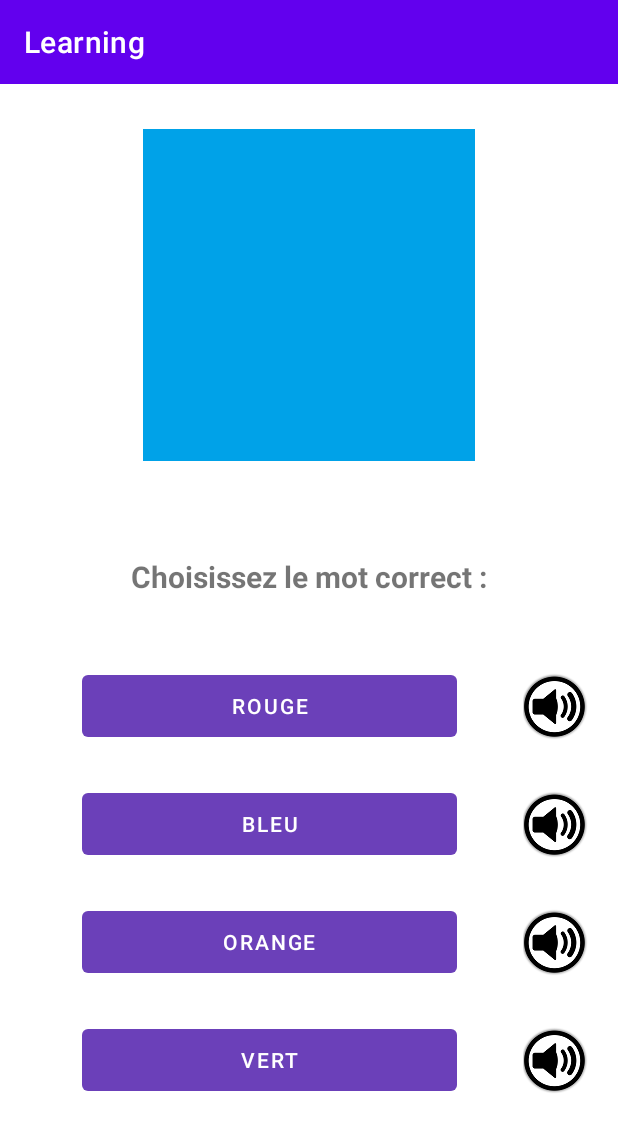
After one commit to Liva-Jonathan/learning-app, an Android app: the fragment ChooseWordFragment placed in its activity, on a phone screen of 412 x 824 dp. The commit adds this screen. Shown: the top 1132 px of the screen. Run offline under Robolectric (Android 15) with nearby library versions, the phone set to English and light mode, and no system bars; 2 statements that could not run were skipped.

Commit message:
Interface exo chooseImage, chooseWord

```diff
--- a/Learning/app/build.gradle
+++ b/Learning/app/build.gradle
@@ -46,6 +46,5 @@ dependencies {
     androidTestImplementation 'androidx.test.ext:junit:1.1.3'
     androidTestImplementation 'androidx.test.espresso:espresso-core:3.4.0'
     implementation 'androidx.cardview:cardview:1.0.0'
-    implementation 'com.pierfrancescosoffritti.androidyoutubeplayer:core:11.0.1'
     implementation files('libs/YouTubeAndroidPlayerApi.jar')
 }
--- a/Learning/app/src/main/java/com/example/learning/controller/ExerciceActivity.java
+++ b/Learning/app/src/main/java/com/example/learning/controller/ExerciceActivity.java
@@ -9,15 +9,23 @@ import android.os.Bundle;
 import android.util.Log;
 
 import com.example.learning.R;
+import com.example.learning.fragment.ChooseImageFragment;
+import com.example.learning.fragment.ChooseWordFragment;
 import com.example.learning.fragment.DraggingFragment;
 import com.example.learning.fragment.LearnFragment;
 import com.example.learning.fragment.SortingFragment;
 import com.example.learning.fragment.WritingFragment;
+import com.example.learning.utils.DatabaseManager;
 
 public class ExerciceActivity extends AppCompatActivity {
 
+    private DatabaseManager dbManager;
+
     @Override
     protected void onCreate(Bundle savedInstanceState) {
+
+        setDbManager(new DatabaseManager(this));
+
         Bundle extras = getIntent().getExtras();
         int typeexo = 0;
         Fragment myFragment = null;
@@ -38,6 +46,12 @@ public class ExerciceActivity extends AppCompatActivity {
         if(typeexo == R.id.nav_exerciceDragging){
             myFragment = new DraggingFragment();
         }
+        if(typeexo == R.id.nav_exerciceChooseImage) {
+            myFragment = new ChooseImageFragment();
+        }
+        if(typeexo == R.id.nav_exerciceChooseWord) {
+            myFragment = new ChooseWordFragment();
+        }
 
         Bundle bundle = new Bundle();
         String myMessage = "Alphabet";
@@ -45,4 +59,12 @@ public class ExerciceActivity extends AppCompatActivity {
         myFragment.setArguments(bundle);
         fragmentTransaction.replace(R.id.exercicefragment, myFragment).commit();
     }
+
+    public DatabaseManager getDbManager() {
+        return dbManager;
+    }
+
+    public void setDbManager(DatabaseManager dbManager) {
+        this.dbManager = dbManager;
+    }
 }
--- /dev/null
+++ b/Learning/app/src/main/java/com/example/learning/fragment/ChooseWordFragment.java
@@ -0,0 +1,66 @@
+package com.example.learning.fragment;
+
+import android.os.Bundle;
+
+import androidx.fragment.app.Fragment;
+
+import android.view.LayoutInflater;
+import android.view.View;
+import android.view.ViewGroup;
+
+import com.example.learning.R;
+
+/**
+ * A simple {@link Fragment} subclass.
+ * Use the {@link ChooseWordFragment#newInstance} factory method to
+ * create an instance of this fragment.
+ */
+public class ChooseWordFragment extends Fragment {
+
+    // TODO: Rename parameter arguments, choose names that match
+    // the fragment initialization parameters, e.g. ARG_ITEM_NUMBER
+    private static final String ARG_PARAM1 = "param1";
+    private static final String ARG_PARAM2 = "param2";
+
+    // TODO: Rename and change types of parameters
+    private String mParam1;
+    private String mParam2;
+
+    public ChooseWordFragment() {
+        // Required empty public constructor
+    }
+
+    /**
+     * Use this factory method to create a new instance of
+     * this fragment using the provided parameters.
+     *
+     * @param param1 Parameter 1.
+     * @param param2 Parameter 2.
+     * @return A new instance of fragment ChooseWordFragment.
+     */
+    // TODO: Rename and change types and number of parameters
+    public static ChooseWordFragment newInstance(String param1, String param2) {
+        ChooseWordFragment fragment = new ChooseWordFragment();
+        Bundle args = new Bundle();
+        args.putString(ARG_PARAM1, param1);
+        args.putString(ARG_PARAM2, param2);
+        fragment.setArguments(args);
+        return fragment;
+    }
+
+    @Override
+    public void onCreate(Bundle savedInstanceState) {
+        super.onCreate(savedInstanceState);
+        if (getArguments() != null) {
+            mParam1 = getArguments().getString(ARG_PARAM1);
+            mParam2 = getArguments().getString(ARG_PARAM2);
+        }
+    }
+
+    @Override
+    public View onCreateView(LayoutInflater inflater, ViewGroup container,
+                             Bundle savedInstanceState) {
+        // Inflate the layout for this fragment
+        return inflater.inflate(R.layout.fragment_choose_word, container, false);
+    }
+}
--- a/Learning/app/src/main/java/com/example/learning/fragment/DetailsThemeFragment.java
+++ b/Learning/app/src/main/java/com/example/learning/fragment/DetailsThemeFragment.java
@@ -2,8 +2,6 @@ package com.example.learning.fragment;
 
 import android.content.Context;
 import android.os.Bundle;
-
-import androidx.fragment.app.Fragment;
 
 import android.view.LayoutInflater;
 import android.view.View;
@@ -11,6 +9,8 @@ import android.view.ViewGroup;
 import android.widget.ImageView;
 import android.widget.TextView;
 import android.widget.Toast;
+
+import androidx.fragment.app.Fragment;
 
 import com.example.learning.R;
 import com.example.learning.controller.MainActivity;
--- /dev/null
+++ b/Learning/app/src/main/res/layout/fragment_choose_word.xml
@@ -0,0 +1,189 @@
+<?xml version="1.0" encoding="utf-8"?>
+<LinearLayout xmlns:android="http://schemas.android.com/apk/res/android"
+    xmlns:app="http://schemas.android.com/apk/res-auto"
+    xmlns:tools="http://schemas.android.com/tools"
+    android:layout_width="match_parent"
+    android:layout_height="match_parent"
+    android:orientation="vertical"
+    tools:context=".fragment.ChooseWordFragment" >
+
+    <LinearLayout
+        android:layout_width="match_parent"
+        android:layout_height="match_parent"
+        android:layout_weight="1.3"
+        android:gravity="center"
+        android:orientation="horizontal"
+        android:padding="30dp">
+
+        <ImageView
+            android:id="@+id/imageView7"
+            android:layout_width="match_parent"
+            android:layout_height="match_parent"
+            android:layout_weight="1"
+            android:src="@drawable/bleu" />
+    </LinearLayout>
+
+    <androidx.constraintlayout.widget.ConstraintLayout
+        android:layout_width="match_parent"
+        android:layout_height="match_parent"
+        android:layout_weight="1.8">
+
+        <TextView
+            android:id="@+id/textView3"
+            android:layout_width="wrap_content"
+            android:layout_height="wrap_content"
+            android:text="Choisissez le mot correct :"
+            android:textSize="20sp"
+            android:textStyle="bold"
+            app:layout_constraintBottom_toBottomOf="parent"
+            app:layout_constraintEnd_toEndOf="parent"
+            app:layout_constraintStart_toStartOf="parent"
+            app:layout_constraintTop_toTopOf="parent" />
+    </androidx.constraintlayout.widget.ConstraintLayout>
+
+    <LinearLayout
+        android:layout_width="match_parent"
+        android:layout_height="match_parent"
+        android:layout_weight="1"
+        android:orientation="vertical"
+        android:paddingLeft="20dp"
+        android:paddingRight="20dp">
+
+        <androidx.constraintlayout.widget.ConstraintLayout
+            android:layout_width="match_parent"
+            android:layout_height="match_parent"
+            android:layout_weight="1">
+
+            <Button
+                android:id="@+id/chooseWordChoice1"
+                android:layout_width="250dp"
+                android:layout_height="53dp"
+                android:layout_marginEnd="10dp"
+                android:layout_marginRight="10dp"
+                android:text="Rouge"
+                app:backgroundTint="#F7673AB7"
+                app:layout_constraintBottom_toBottomOf="parent"
+                app:layout_constraintEnd_toStartOf="@+id/chooseWordAudio1"
+                app:layout_constraintStart_toStartOf="parent"
+                app:layout_constraintTop_toTopOf="parent" />
+
+            <ImageButton
+                android:id="@+id/chooseWordAudio1"
+                android:layout_width="wrap_content"
+                android:layout_height="wrap_content"
+                android:adjustViewBounds="true"
+                android:background="#00FFFFFF"
+                android:cropToPadding="false"
+                android:scaleType="fitXY"
+                android:src="@drawable/audio"
+                app:layout_constraintBottom_toBottomOf="parent"
+                app:layout_constraintEnd_toEndOf="parent"
+                app:layout_constraintTop_toTopOf="parent" />
+        </androidx.constraintlayout.widget.ConstraintLayout>
+
+        <androidx.constraintlayout.widget.ConstraintLayout
+            android:layout_width="match_parent"
+            android:layout_height="match_parent"
+            android:layout_weight="1">
+
+            <Button
+                android:id="@+id/chooseWordChoice2"
+                android:layout_width="250dp"
+                android:layout_height="53dp"
+                android:layout_marginEnd="10dp"
+                android:layout_marginRight="10dp"
+                android:text="Bleu"
+                app:backgroundTint="#F7673AB7"
+                app:layout_constraintBottom_toBottomOf="parent"
+                app:layout_constraintEnd_toStartOf="@+id/chooseWordAudio2"
+                app:layout_constraintStart_toStartOf="parent"
+                app:layout_constraintTop_toTopOf="parent" />
+
+            <ImageButton
+                android:id="@+id/chooseWordAudio2"
+                android:layout_width="wrap_content"
+                android:layout_height="wrap_content"
+                android:adjustViewBounds="true"
+                android:background="#00FFFFFF"
+                android:cropToPadding="false"
+                android:scaleType="fitXY"
+                android:src="@drawable/audio"
+                app:layout_constraintBottom_toBottomOf="parent"
+                app:layout_constraintEnd_toEndOf="parent"
+                app:layout_constraintStart_toEndOf="@+id/button5"
+                app:layout_constraintTop_toTopOf="parent" />
+        </androidx.constraintlayout.widget.ConstraintLayout>
+
+        <androidx.constraintlayout.widget.ConstraintLayout
+            android:layout_width="match_parent"
+            android:layout_height="match_parent"
+            android:layout_weight="1">
+
+            <Button
+                android:id="@+id/chooseWordChoice3"
+                android:layout_width="250dp"
+                android:layout_height="53dp"
+                android:layout_marginEnd="10dp"
+                android:layout_marginRight="10dp"
+                android:text="Orange"
+                app:backgroundTint="#F7673AB7"
+                app:layout_constraintBottom_toBottomOf="parent"
+                app:layout_constraintEnd_toStartOf="@+id/chooseWordAudio3"
+                app:layout_constraintStart_toStartOf="parent"
+                app:layout_constraintTop_toTopOf="parent" />
+
+            <ImageButton
+                android:id="@+id/chooseWordAudio3"
+                android:layout_width="wrap_content"
+                android:layout_height="wrap_content"
+                android:adjustViewBounds="true"
+                android:background="#00FFFFFF"
+                android:cropToPadding="false"
+                android:scaleType="fitXY"
+                android:src="@drawable/audio"
+                app:layout_constraintBottom_toBottomOf="parent"
+                app:layout_constraintEnd_toEndOf="parent"
+                app:layout_constraintStart_toEndOf="@+id/button5"
+                app:layout_constraintTop_toTopOf="parent" />
+        </androidx.constraintlayout.widget.ConstraintLayout>
+
+        <androidx.constraintlayout.widget.ConstraintLayout
+            android:layout_width="match_parent"
+            android:layout_height="match_parent"
+            android:layout_weight="1">
+
+            <Button
+                android:id="@+id/chooseWordChoice4"
+                android:layout_width="250dp"
+                android:layout_height="53dp"
+                android:layout_marginEnd="10dp"
+                android:layout_marginRight="10dp"
+                android:text="Vert"
+                app:backgroundTint="#F7673AB7"
+                app:layout_constraintBottom_toBottomOf="parent"
+                app:layout_constraintEnd_toStartOf="@+id/chooseWordAudio4"
+                app:layout_constraintStart_toStartOf="parent"
+                app:layout_constraintTop_toTopOf="parent" />
+
+            <ImageButton
+                android:id="@+id/chooseWordAudio4"
+                android:layout_width="wrap_content"
+                android:layout_height="wrap_content"
+                android:adjustViewBounds="true"
+                android:background="#00FFFFFF"
+                android:cropToPadding="false"
+                android:scaleType="fitXY"
+                android:src="@drawable/audio"
+                app:layout_constraintBottom_toBottomOf="parent"
+                app:layout_constraintEnd_toEndOf="parent"
+                app:layout_constraintStart_toEndOf="@+id/button5"
+                app:layout_constraintTop_toTopOf="parent" />
+        </androidx.constraintlayout.widget.ConstraintLayout>
+
+        <androidx.constraintlayout.widget.ConstraintLayout
+            android:layout_width="match_parent"
+            android:layout_height="match_parent"
+            android:layout_weight="1" />
+
+    </LinearLayout>
+</LinearLayout>
```
Also changed, not shown: Learning/app/src/main/java/com/example/learning/Controller/MainActivity.java (+10 -0 lines), Learning/app/src/main/java/com/example/learning/fragment/ChooseImageFragment.java (added, +97 -0 lines), Learning/app/src/main/java/com/example/learning/model/ThemeResource.java (+28 -0 lines), Learning/app/src/main/res/layout/fragment_choose_image.xml (added, +92 -0 lines), Learning/app/src/main/res/menu/activity_main_drawer.xml (+8 -0 lines).
